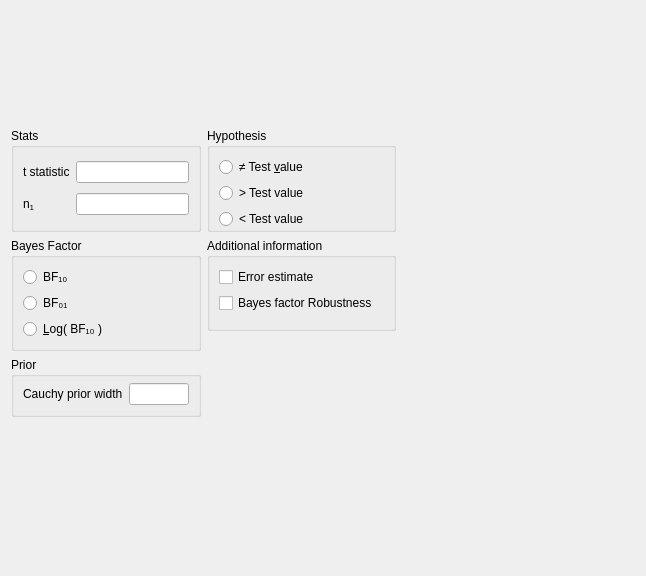
Before: the Qt Designer form JASP-Desktop/analysisforms/bffromtonesampleform.ui in jasp-stats/jasp-desktop, drawn with Qt 5.
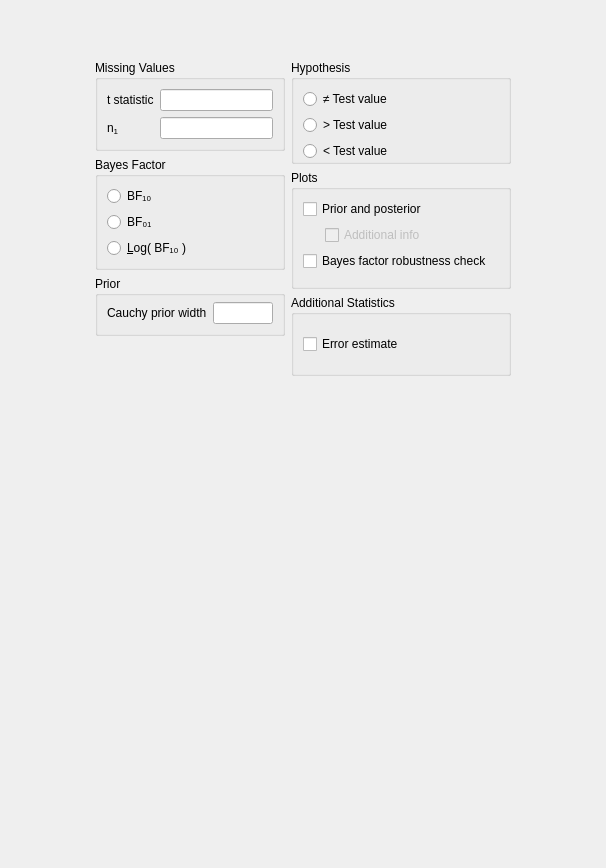
After: the same form once the commit is applied. Custom widgets are drawn as their Qt base class.

Commit message: added bayes factor robustness to UI

Diff of the .ui file:
```diff
--- a/JASP-Desktop/analysisforms/bffromtonesampleform.ui
+++ b/JASP-Desktop/analysisforms/bffromtonesampleform.ui
@@ -6,8 +6,8 @@
    <rect>
     <x>0</x>
     <y>0</y>
-    <width>646</width>
-    <height>576</height>
+    <width>606</width>
+    <height>868</height>
    </rect>
   </property>
   <property name="sizePolicy">
@@ -23,32 +23,6 @@
    <property name="verticalSpacing">
     <number>0</number>
    </property>
-   <item row="0" column="0">
-    <spacer name="verticalSpacer_3">
-     <property name="orientation">
-      <enum>Qt::Vertical</enum>
-     </property>
-     <property name="sizeHint" stdset="0">
-      <size>
-       <width>20</width>
-       <height>20</height>
-      </size>
-     </property>
-    </spacer>
-   </item>
-   <item row="1" column="1">
-    <spacer name="horizontalSpacer_4">
-     <property name="orientation">
-      <enum>Qt::Horizontal</enum>
-     </property>
-     <property name="sizeHint" stdset="0">
-      <size>
-       <width>40</width>
-       <height>20</height>
-      </size>
-     </property>
-    </spacer>
-   </item>
    <item row="1" column="0">
     <widget class="QWidget" name="gridWidget" native="true">
      <property name="sizePolicy">
@@ -67,7 +41,20 @@
       <property name="bottomMargin">
        <number>0</number>
       </property>
-      <item row="1" column="0">
+      <item row="0" column="0">
+       <spacer name="verticalSpacer_3">
+        <property name="orientation">
+         <enum>Qt::Vertical</enum>
+        </property>
+        <property name="sizeHint" stdset="0">
+         <size>
+          <width>20</width>
+          <height>40</height>
+         </size>
+        </property>
+       </spacer>
+      </item>
+      <item row="2" column="0">
        <widget class="QWidget" name="widget_2" native="true">
         <property name="maximumSize">
          <size>
@@ -88,20 +75,7 @@
          <property name="bottomMargin">
           <number>0</number>
          </property>
-         <item row="7" column="0">
-          <spacer name="verticalSpacer">
-           <property name="orientation">
-            <enum>Qt::Vertical</enum>
-           </property>
-           <property name="sizeHint" stdset="0">
-            <size>
-             <width>20</width>
-             <height>40</height>
-            </size>
-           </property>
-          </spacer>
-         </item>
-         <item row="2" column="0">
+         <item row="5" column="0">
           <widget class="BoundGroupBox" name="bayesFactorType">
            <property name="title">
             <string>Bayes Factor</string>
@@ -165,7 +139,52 @@
            </layout>
           </widget>
          </item>
-         <item row="3" column="0">
+         <item row="7" column="0">
+          <spacer name="verticalSpacer">
+           <property name="orientation">
+            <enum>Qt::Vertical</enum>
+           </property>
+           <property name="sizeHint" stdset="0">
+            <size>
+             <width>20</width>
+             <height>40</height>
+            </size>
+           </property>
+          </spacer>
+         </item>
+         <item row="4" column="0">
+          <widget class="BoundGroupBox" name="missingValues">
+           <property name="title">
+            <string>Missing Values</string>
+           </property>
+           <property name="flat">
+            <bool>false</bool>
+           </property>
+           <layout class="QGridLayout" name="gridLayout_6">
+            <item row="0" column="0">
+             <widget class="QLabel" name="label_2">
+              <property name="text">
+               <string>t statistic</string>
+              </property>
+             </widget>
+            </item>
+            <item row="1" column="0">
+             <widget class="QLabel" name="label_3">
+              <property name="text">
+               <string>n&lt;sub&gt;1&lt;/sub&gt;</string>
+              </property>
+             </widget>
+            </item>
+            <item row="0" column="1">
+             <widget class="BoundTextBox" name="tStatistic"/>
+            </item>
+            <item row="1" column="1">
+             <widget class="BoundTextBox" name="n1Size"/>
+            </item>
+           </layout>
+          </widget>
+         </item>
+         <item row="6" column="0">
           <widget class="GroupBox" name="groupBox">
            <property name="title">
             <string>Prior</string>
@@ -215,7 +234,7 @@
         </layout>
        </widget>
       </item>
-      <item row="1" column="1">
+      <item row="2" column="1">
        <widget class="QWidget" name="widget_3" native="true">
         <property name="sizePolicy">
          <sizepolicy hsizetype="Preferred" vsizetype="Preferred">
@@ -237,34 +256,78 @@
           <number>0</number>
          </property>
          <item row="2" column="0">
-          <spacer name="verticalSpacer_4">
-           <property name="orientation">
-            <enum>Qt::Vertical</enum>
-           </property>
-           <property name="sizeHint" stdset="0">
-            <size>
-             <width>20</width>
-             <height>40</height>
-            </size>
-           </property>
-          </spacer>
-         </item>
-         <item row="1" column="0">
-          <widget class="GroupBox" name="plotsGroup">
+          <widget class="BoundGroupBox" name="hypothesis">
            <property name="title">
-            <string>Additional information</string>
+            <string>Hypothesis</string>
            </property>
-           <layout class="QGridLayout" name="gridLayout_4">
-            <item row="2" column="0">
-             <widget class="QWidget" name="widget_4" native="true">
-              <property name="maximumSize">
+           <property name="flat">
+            <bool>true</bool>
+           </property>
+           <layout class="QGridLayout" name="gridLayout_9">
+            <property name="bottomMargin">
+             <number>0</number>
+            </property>
+            <item row="1" column="1">
+             <spacer name="horizontalSpacer">
+              <property name="orientation">
+               <enum>Qt::Horizontal</enum>
+              </property>
+              <property name="sizeHint" stdset="0">
                <size>
-                <width>16</width>
-                <height>16777215</height>
+                <width>40</width>
+                <height>20</height>
                </size>
               </property>
+             </spacer>
+            </item>
+            <item row="2" column="0">
+             <widget class="QRadioButton" name="_3oneTailedLessThan">
+              <property name="sizePolicy">
+               <sizepolicy hsizetype="Fixed" vsizetype="Fixed">
+                <horstretch>0</horstretch>
+                <verstretch>0</verstretch>
+               </sizepolicy>
+              </property>
+              <property name="text">
+               <string>&lt; Test value</string>
+              </property>
              </widget>
             </item>
+            <item row="0" column="0">
+             <widget class="QRadioButton" name="_1twoTailed">
+              <property name="sizePolicy">
+               <sizepolicy hsizetype="Fixed" vsizetype="Fixed">
+                <horstretch>0</horstretch>
+                <verstretch>0</verstretch>
+               </sizepolicy>
+              </property>
+              <property name="text">
+               <string>≠ Test value</string>
+              </property>
+             </widget>
+            </item>
+            <item row="1" column="0">
+             <widget class="QRadioButton" name="_2oneTailedGreaterThan">
+              <property name="sizePolicy">
+               <sizepolicy hsizetype="Fixed" vsizetype="Fixed">
+                <horstretch>0</horstretch>
+                <verstretch>0</verstretch>
+               </sizepolicy>
+              </property>
+              <property name="text">
+               <string>&gt; Test value</string>
+              </property>
+             </widget>
+            </item>
+           </layout>
+          </widget>
+         </item>
+         <item row="4" column="0">
+          <widget class="GroupBox" name="groupBox_7">
+           <property name="title">
+            <string>Additional Statistics</string>
+           </property>
+           <layout class="QGridLayout" name="gridLayout_3">
             <item row="0" column="0" colspan="2">
              <widget class="BoundCheckBox" name="errorEstimate">
               <property name="sizePolicy">
@@ -278,10 +341,77 @@
               </property>
              </widget>
             </item>
-            <item row="1" column="0">
+            <item row="0" column="2">
+             <spacer name="horizontalSpacer_2">
+              <property name="orientation">
+               <enum>Qt::Horizontal</enum>
+              </property>
+              <property name="sizeHint" stdset="0">
+               <size>
+                <width>40</width>
+                <height>20</height>
+               </size>
+              </property>
+             </spacer>
+            </item>
+           </layout>
+          </widget>
+         </item>
+         <item row="3" column="0">
+          <widget class="GroupBox" name="plotsGroup">
+           <property name="title">
+            <string>Plots</string>
+           </property>
+           <layout class="QGridLayout" name="gridLayout_4">
+            <item row="0" column="0" colspan="3">
+             <widget class="BoundCheckBox" name="plotPriorAndPosterior">
+              <property name="sizePolicy">
+               <sizepolicy hsizetype="Fixed" vsizetype="Fixed">
+                <horstretch>0</horstretch>
+                <verstretch>0</verstretch>
+               </sizepolicy>
+              </property>
+              <property name="text">
+               <string>Prior and posterior</string>
+              </property>
+             </widget>
+            </item>
+            <item row="2" column="1" colspan="3">
+             <widget class="BoundCheckBox" name="plotPriorAndPosteriorAdditionalInfo">
+              <property name="enabled">
+               <bool>false</bool>
+              </property>
+              <property name="sizePolicy">
+               <sizepolicy hsizetype="Fixed" vsizetype="Fixed">
+                <horstretch>0</horstretch>
+                <verstretch>0</verstretch>
+               </sizepolicy>
+              </property>
+              <property name="text">
+               <string>Additional info</string>
+              </property>
+             </widget>
+            </item>
+            <item row="3" column="0" colspan="3">
              <widget class="BoundCheckBox" name="plotBayesFactorRobustness">
+              <property name="sizePolicy">
+               <sizepolicy hsizetype="Fixed" vsizetype="Fixed">
+                <horstretch>0</horstretch>
+                <verstretch>0</verstretch>
+               </sizepolicy>
+              </property>
               <property name="text">
-               <string>Bayes factor Robustness</string>
+               <string>Bayes factor robustness check</string>
+              </property>
+             </widget>
+            </item>
+            <item row="4" column="0">
+             <widget class="QWidget" name="widget_4" native="true">
+              <property name="maximumSize">
+               <size>
+                <width>16</width>
+                <height>16777215</height>
+               </size>
               </property>
              </widget>
             </item>
@@ -291,102 +421,6 @@
         </layout>
        </widget>
       </item>
-      <item row="0" column="0">
-       <widget class="GroupBox" name="groupBox_7">
-        <property name="title">
-         <string>Stats</string>
-        </property>
-        <layout class="QGridLayout" name="gridLayout_3">
-         <item row="1" column="0">
-          <widget class="QLabel" name="label_5">
-           <property name="text">
-            <string>n&lt;sub&gt;1&lt;/sub&gt;</string>
-           </property>
-          </widget>
-         </item>
-         <item row="1" column="1">
-          <widget class="BoundTextBox" name="n1Size"/>
-         </item>
-         <item row="0" column="1">
-          <widget class="BoundTextBox" name="tStatistic"/>
-         </item>
-         <item row="0" column="0">
-          <widget class="QLabel" name="label_4">
-           <property name="text">
-            <string>t statistic</string>
-           </property>
-          </widget>
-         </item>
-        </layout>
-       </widget>
-      </item>
-      <item row="0" column="1">
-       <widget class="BoundGroupBox" name="hypothesis">
-        <property name="title">
-         <string>Hypothesis</string>
-        </property>
-        <property name="flat">
-         <bool>true</bool>
-        </property>
-        <layout class="QGridLayout" name="gridLayout_9">
-         <property name="bottomMargin">
-          <number>0</number>
-         </property>
-         <item row="2" column="0">
-          <widget class="QRadioButton" name="_3oneTailedLessThan">
-           <property name="sizePolicy">
-            <sizepolicy hsizetype="Fixed" vsizetype="Fixed">
-             <horstretch>0</horstretch>
-             <verstretch>0</verstretch>
-            </sizepolicy>
-           </property>
-           <property name="text">
-            <string>&lt; Test value</string>
-           </property>
-          </widget>
-         </item>
-         <item row="1" column="0">
-          <widget class="QRadioButton" name="_2oneTailedGreaterThan">
-           <property name="sizePolicy">
-            <sizepolicy hsizetype="Fixed" vsizetype="Fixed">
-             <horstretch>0</horstretch>
-             <verstretch>0</verstretch>
-            </sizepolicy>
-           </property>
-           <property name="text">
-            <string>&gt; Test value</string>
-           </property>
-          </widget>
-         </item>
-         <item row="0" column="0">
-          <widget class="QRadioButton" name="_1twoTailed">
-           <property name="sizePolicy">
-            <sizepolicy hsizetype="Fixed" vsizetype="Fixed">
-             <horstretch>0</horstretch>
-             <verstretch>0</verstretch>
-            </sizepolicy>
-           </property>
-           <property name="text">
-            <string>≠ Test &amp;value</string>
-           </property>
-          </widget>
-         </item>
-         <item row="1" column="1">
-          <spacer name="horizontalSpacer">
-           <property name="orientation">
-            <enum>Qt::Horizontal</enum>
-           </property>
-           <property name="sizeHint" stdset="0">
-            <size>
-             <width>40</width>
-             <height>20</height>
-            </size>
-           </property>
-          </spacer>
-         </item>
-        </layout>
-       </widget>
-      </item>
      </layout>
     </widget>
    </item>
```
Left out of the diff: 19 changed lines with no effect on the pictures. The commit also changes 8 other files.
